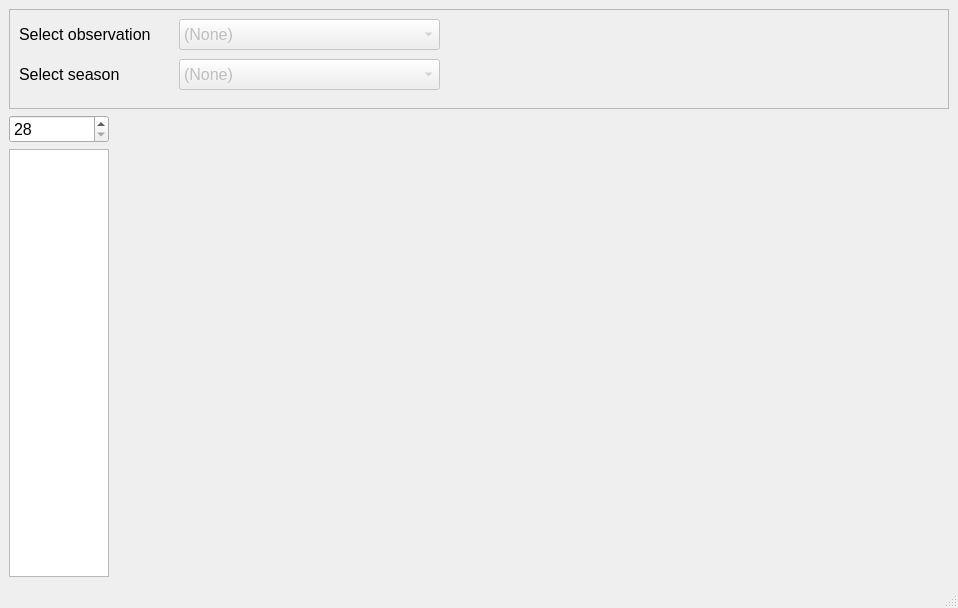
Old version of the form gui/pyqt5_design_custom_data_resizable.ui in the repository symphony-of-nirfolio/Signal-anomaly-detection.
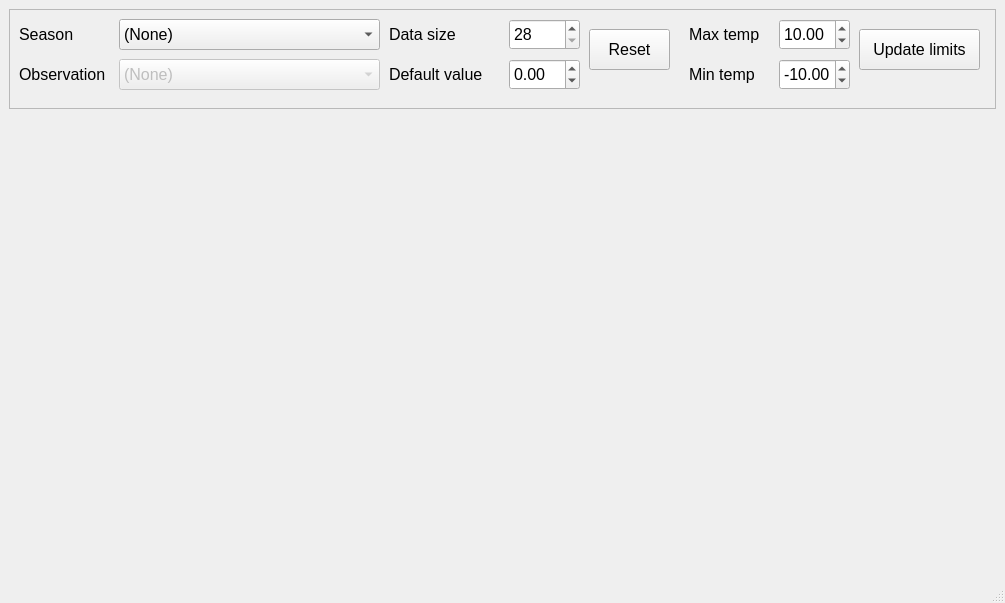
New version of the form.

Commit message: Added custom data

The edit to the form file:
```diff
--- a/gui/pyqt5_design_custom_data_resizable.ui
+++ b/gui/pyqt5_design_custom_data_resizable.ui
@@ -6,8 +6,8 @@
    <rect>
     <x>0</x>
     <y>0</y>
-    <width>958</width>
-    <height>608</height>
+    <width>1005</width>
+    <height>603</height>
    </rect>
   </property>
   <property name="windowTitle">
@@ -21,7 +21,7 @@
        <widget class="QFrame" name="frame">
         <property name="minimumSize">
          <size>
-          <width>435</width>
+          <width>985</width>
           <height>100</height>
          </size>
         </property>
@@ -37,14 +37,14 @@
         <property name="frameShadow">
          <enum>QFrame::Raised</enum>
         </property>
-        <widget class="QComboBox" name="select_observation_for_anomaly_combo_box">
+        <widget class="QComboBox" name="observation_combo_box">
          <property name="enabled">
           <bool>false</bool>
          </property>
          <property name="geometry">
           <rect>
-           <x>170</x>
-           <y>10</y>
+           <x>110</x>
+           <y>50</y>
            <width>261</width>
            <height>31</height>
           </rect>
@@ -64,8 +64,8 @@
          <property name="geometry">
           <rect>
            <x>10</x>
-           <y>10</y>
-           <width>141</width>
+           <y>50</y>
+           <width>101</width>
            <height>31</height>
           </rect>
          </property>
@@ -75,17 +75,17 @@
           </font>
          </property>
          <property name="text">
-          <string>Select observation</string>
+          <string>Observation</string>
          </property>
         </widget>
-        <widget class="QComboBox" name="select_period_type_combo_box">
+        <widget class="QComboBox" name="season_type_combo_box">
          <property name="enabled">
-          <bool>false</bool>
+          <bool>true</bool>
          </property>
          <property name="geometry">
           <rect>
-           <x>170</x>
-           <y>50</y>
+           <x>110</x>
+           <y>10</y>
            <width>261</width>
            <height>31</height>
           </rect>
@@ -95,6 +95,9 @@
            <pointsize>12</pointsize>
           </font>
          </property>
+         <property name="acceptDrops">
+          <bool>false</bool>
+         </property>
          <item>
           <property name="text">
            <string>(None)</string>
@@ -125,8 +128,65 @@
          <property name="geometry">
           <rect>
            <x>10</x>
+           <y>10</y>
+           <width>101</width>
+           <height>31</height>
+          </rect>
+         </property>
+         <property name="font">
+          <font>
+           <pointsize>12</pointsize>
+          </font>
+         </property>
+         <property name="text">
+          <string>Season</string>
+         </property>
+        </widget>
+        <widget class="QSpinBox" name="data_size_spin_box">
+         <property name="geometry">
+          <rect>
+           <x>500</x>
+           <y>10</y>
+           <width>71</width>
+           <height>31</height>
+          </rect>
+         </property>
+         <property name="font">
+          <font>
+           <pointsize>12</pointsize>
+          </font>
+         </property>
+         <property name="minimum">
+          <number>28</number>
+         </property>
+         <property name="maximum">
+          <number>31</number>
+         </property>
+        </widget>
+        <widget class="QLabel" name="select_period_type_label_3">
+         <property name="geometry">
+          <rect>
+           <x>380</x>
+           <y>10</y>
+           <width>121</width>
+           <height>31</height>
+          </rect>
+         </property>
+         <property name="font">
+          <font>
+           <pointsize>12</pointsize>
+          </font>
+         </property>
+         <property name="text">
+          <string>Data size</string>
+         </property>
+        </widget>
+        <widget class="QDoubleSpinBox" name="default_value_double_spin_box">
+         <property name="geometry">
+          <rect>
+           <x>500</x>
            <y>50</y>
-           <width>141</width>
+           <width>71</width>
            <height>31</height>
           </rect>
          </property>
@@ -135,80 +195,176 @@
            <pointsize>12</pointsize>
           </font>
          </property>
+         <property name="minimum">
+          <double>-90.000000000000000</double>
+         </property>
+         <property name="maximum">
+          <double>60.000000000000000</double>
+         </property>
+        </widget>
+        <widget class="QLabel" name="select_period_type_label_4">
+         <property name="geometry">
+          <rect>
+           <x>380</x>
+           <y>50</y>
+           <width>121</width>
+           <height>31</height>
+          </rect>
+         </property>
+         <property name="font">
+          <font>
+           <pointsize>12</pointsize>
+          </font>
+         </property>
          <property name="text">
-          <string>Select season</string>
+          <string>Default value</string>
+         </property>
+        </widget>
+        <widget class="QPushButton" name="reset_push_button">
+         <property name="geometry">
+          <rect>
+           <x>580</x>
+           <y>20</y>
+           <width>81</width>
+           <height>41</height>
+          </rect>
+         </property>
+         <property name="font">
+          <font>
+           <pointsize>12</pointsize>
+          </font>
+         </property>
+         <property name="text">
+          <string>Reset</string>
+         </property>
+        </widget>
+        <widget class="QLabel" name="select_period_type_label_5">
+         <property name="geometry">
+          <rect>
+           <x>680</x>
+           <y>10</y>
+           <width>91</width>
+           <height>31</height>
+          </rect>
+         </property>
+         <property name="font">
+          <font>
+           <pointsize>12</pointsize>
+          </font>
+         </property>
+         <property name="text">
+          <string>Max temp</string>
+         </property>
+        </widget>
+        <widget class="QDoubleSpinBox" name="max_temperature_double_spin_box">
+         <property name="geometry">
+          <rect>
+           <x>770</x>
+           <y>10</y>
+           <width>71</width>
+           <height>31</height>
+          </rect>
+         </property>
+         <property name="font">
+          <font>
+           <pointsize>12</pointsize>
+          </font>
+         </property>
+         <property name="minimum">
+          <double>-90.000000000000000</double>
+         </property>
+         <property name="maximum">
+          <double>60.000000000000000</double>
+         </property>
+         <property name="value">
+          <double>10.000000000000000</double>
+         </property>
+        </widget>
+        <widget class="QLabel" name="select_period_type_label_6">
+         <property name="geometry">
+          <rect>
+           <x>680</x>
+           <y>50</y>
+           <width>91</width>
+           <height>31</height>
+          </rect>
+         </property>
+         <property name="font">
+          <font>
+           <pointsize>12</pointsize>
+          </font>
+         </property>
+         <property name="text">
+          <string>Min temp</string>
+         </property>
+        </widget>
+        <widget class="QDoubleSpinBox" name="min_temperature_double_spin_box">
+         <property name="geometry">
+          <rect>
+           <x>770</x>
+           <y>50</y>
+           <width>71</width>
+           <height>31</height>
+          </rect>
+         </property>
+         <property name="font">
+          <font>
+           <pointsize>12</pointsize>
+          </font>
+         </property>
+         <property name="minimum">
+          <double>-90.000000000000000</double>
+         </property>
+         <property name="maximum">
+          <double>60.000000000000000</double>
+         </property>
+         <property name="value">
+          <double>-10.000000000000000</double>
+         </property>
+        </widget>
+        <widget class="QPushButton" name="update_limits_push_button">
+         <property name="geometry">
+          <rect>
+           <x>850</x>
+           <y>20</y>
+           <width>121</width>
+           <height>41</height>
+          </rect>
+         </property>
+         <property name="font">
+          <font>
+           <pointsize>12</pointsize>
+          </font>
+         </property>
+         <property name="text">
+          <string>Update limits</string>
          </property>
         </widget>
        </widget>
       </item>
+      <item>
+       <layout class="QHBoxLayout" name="sliders_horizontal_layout"/>
+      </item>
       <item>
        <layout class="QHBoxLayout" name="horizontalLayout">
         <item>
-         <layout class="QVBoxLayout" name="verticalLayout_3">
-          <item>
-           <widget class="QDoubleSpinBox" name="doubleSpinBox">
-            <property name="sizePolicy">
-             <sizepolicy hsizetype="Minimum" vsizetype="Fixed">
-              <horstretch>100</horstretch>
-              <verstretch>0</verstretch>
-             </sizepolicy>
-            </property>
-            <property name="maximumSize">
-             <size>
-              <width>100</width>
-              <height>16777215</height>
-             </size>
-            </property>
-            <property name="font">
-             <font>
-              <pointsize>12</pointsize>
-             </font>
-            </property>
-            <property name="decimals">
-             <number>0</number>
-            </property>
-            <property name="minimum">
-             <double>28.000000000000000</double>
-            </property>
-            <property name="maximum">
-             <double>31.000000000000000</double>
-            </property>
-           </widget>
-          </item>
-          <item>
-           <widget class="QListWidget" name="listWidget">
-            <property name="maximumSize">
-             <size>
-              <width>100</width>
-              <height>16777215</height>
-             </size>
-            </property>
-           </widget>
-          </item>
-         </layout>
+         <layout class="QVBoxLayout" name="diagram_vertical_layout"/>
         </item>
         <item>
-         <layout class="QVBoxLayout" name="verticalLayout_5">
-          <item>
-           <widget class="QWidget" name="widget" native="true">
-            <property name="minimumSize">
-             <size>
-              <width>300</width>
-              <height>0</height>
-             </size>
-            </property>
-            <property name="maximumSize">
-             <size>
-              <width>16777215</width>
-              <height>0</height>
-             </size>
-            </property>
-           </widget>
-          </item>
-          <item>
-           <layout class="QVBoxLayout" name="diagram_vertical_layout"/>
-          </item>
-         </layout>
+         <widget class="QWidget" name="widget" native="true">
+          <property name="minimumSize">
+           <size>
+            <width>0</width>
+            <height>50</height>
+           </size>
+          </property>
+          <property name="maximumSize">
+           <size>
+            <width>0</width>
+            <height>16777215</height>
+           </size>
+          </property>
+         </widget>
         </item>
        </layout>
       </item>
```
The commit also changes 5 other files.
